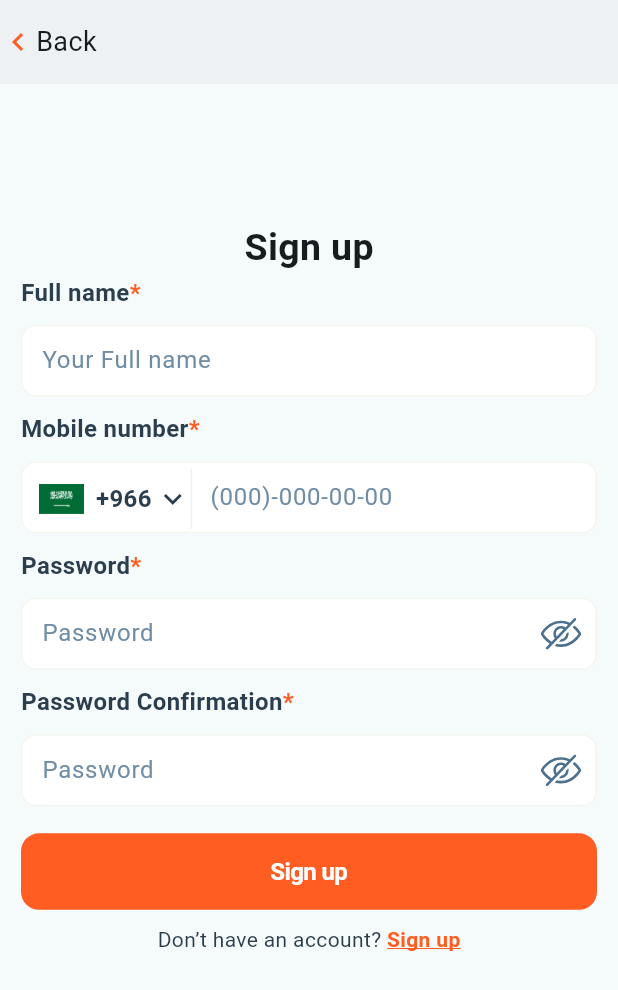
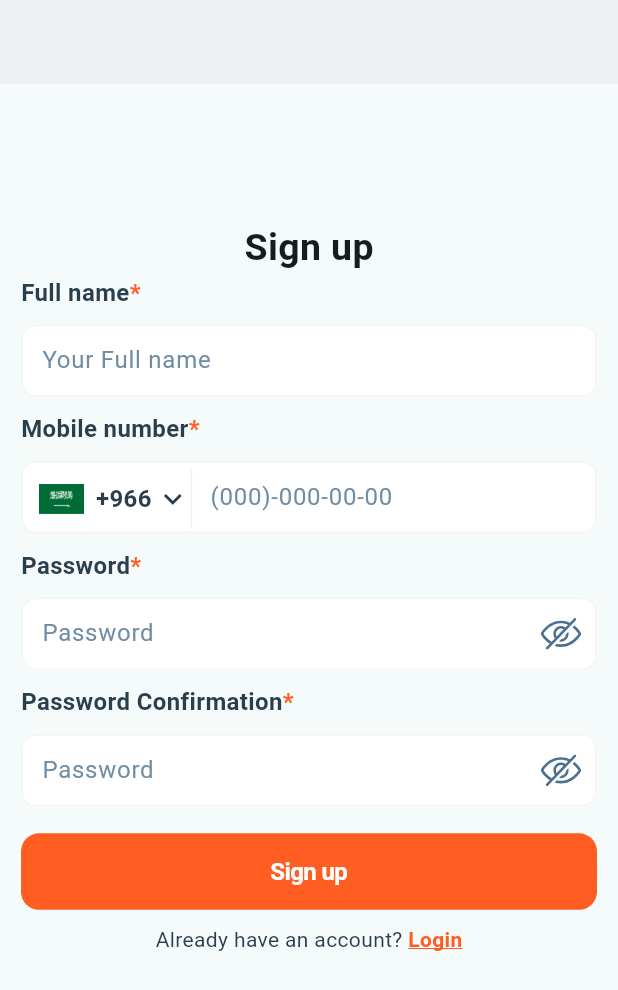
Before and after one commit to ahmed-elmenan/nard_test, a Flutter app: the screen it shows after launch, after a tap on "Next", on a phone screen of 412 x 824 dp. Shown: the top 990 px of the screen. Run offline on Flutter 3.47's test engine with Material 3 defaults, Android fonts, the phone set to English and light mode, and no system bars; our stand-ins replace flutter_riverpod, flutter_svg, get_it, smooth_page_indicator; missing offline and left inert: fluttercontactpicker, phone_numbers_parser; Roboto replaces fonts that are missing (Inter-Regular).

Commit message:
fix routing issues

```diff
--- a/lib/core/consts/record_consts.dart
+++ b/lib/core/consts/record_consts.dart
@@ -13,6 +13,6 @@ final kOnboaridngInfo = [
   )
 ];
 
-({String action, String message}) kBuildMessage(bool isLogin) => isLogin
+({String action, String message}) kBuildMessage(bool isLogin) => !isLogin
     ? (message: "Already have an account?", action: 'Login')
     : (message: "Don’t have an account?", action: 'Sign up');
--- a/lib/features/auth/views/login_view.dart
+++ b/lib/features/auth/views/login_view.dart
@@ -8,7 +8,9 @@ import 'package:nard_test/features/auth/widgets/form_fields_wrapper.dart';
 import 'package:nard_test/features/auth/widgets/login_prompt.dart';
 
 class LoginView extends StatelessWidget {
-  LoginView({super.key});
+  final bool shouldExit;
+
+  LoginView({super.key, this.shouldExit = false});
 
   final formKey = GlobalKey<FormState>();
 
@@ -20,7 +22,7 @@ class LoginView extends StatelessWidget {
   Widget build(BuildContext context) {
     return Form(
       key: formKey,
-      child: FormFieldsWrapper(children: [
+      child: FormFieldsWrapper(shouldExist: shouldExit, children: [
         Text('Login', style: Styles.headerTextStyle),
         const CustomTextField(
           label: 'Mobile number',
--- a/lib/features/auth/views/otp_view.dart
+++ b/lib/features/auth/views/otp_view.dart
@@ -27,10 +27,7 @@ class OTPView extends StatelessWidget {
         ),
         _buildOTPFields(),
         _buildResendCode(),
-        CustomButton(
-            onPressed: () {
-            },
-            text: 'Verify'),
+        CustomButton(onPressed: callback, text: 'Verify'),
       ],
     );
   }
--- a/lib/features/auth/views/password_recovery_veiw.dart
+++ b/lib/features/auth/views/password_recovery_veiw.dart
@@ -23,8 +23,9 @@ class PasswordRecoveryView extends StatelessWidget {
   }
 
   void _redirectToResetPassword(BuildContext context) {
-    Navigator.of(context).push(
-        MaterialPageRoute(builder: (context) => ResetPasswordView()));
+    Navigator.of(context).pushAndRemoveUntil(
+        MaterialPageRoute(builder: (context) => ResetPasswordView()),
+        (Route<dynamic> route) => false);
   }
 
   @override
--- a/lib/features/auth/views/reset_password_view.dart
+++ b/lib/features/auth/views/reset_password_view.dart
@@ -28,7 +28,7 @@ class ResetPasswordView extends StatelessWidget {
 
   void _redirectToSignIn(BuildContext context) {
     Navigator.of(context).pushAndRemoveUntil(
-        MaterialPageRoute(builder: (context) => LoginView()),
+        MaterialPageRoute(builder: (context) => LoginView(shouldExit: true,)),
         (Route<dynamic> route) => false);
   }
 
--- a/lib/features/auth/widgets/form_fields_wrapper.dart
+++ b/lib/features/auth/widgets/form_fields_wrapper.dart
@@ -1,25 +1,38 @@
 import 'package:flutter/material.dart';
+import 'package:flutter/services.dart';
 import 'package:nard_test/core/commons/widgets/action_button.dart';
 import 'package:nard_test/core/commons/widgets/custom_app_bar.dart';
 
 class FormFieldsWrapper extends StatelessWidget {
   final bool isLogin;
+  final bool shouldExist;
   final List<Widget> children;
+
   const FormFieldsWrapper(
-      {super.key, required this.children, this.isLogin = true});
+      {super.key,
+      required this.children,
+      this.isLogin = true,
+      this.shouldExist = true});
 
   @override
   Widget build(BuildContext context) {
     final height = MediaQuery.of(context).size.height;
     final divider = isLogin ? 5 : 9;
 
-    return Scaffold(
+    return PopScope(
+      onPopInvoked: (_) {
+        if (shouldExist) SystemNavigator.pop();
+      },
+      child: Scaffold(
         appBar: CustomAppBar(
-        leading: ActionButton(
-          callback: () => Navigator.of(context).pop(),
+          leading: !shouldExist
+              ? ActionButton(
+                  callback: () =>
+                      Navigator.of(context, rootNavigator: true).pop(),
                   text: 'Back',
                   isNext: false,
-        ),
+                )
+              : const SizedBox(),
         ),
         body: SingleChildScrollView(
             child: Padding(
@@ -30,6 +43,7 @@ class FormFieldsWrapper extends StatelessWidget {
                     ...children
                   ]),
                 ))),
+      ),
     );
   }
 }
--- a/lib/features/auth/widgets/login_prompt.dart
+++ b/lib/features/auth/widgets/login_prompt.dart
@@ -16,7 +16,7 @@ class LoginPrompt extends StatelessWidget {
   }
 
   void _didTapAction(BuildContext context) {
-    final view = isLoginSection ? LoginView() : RegisterView();
+    final view = isLoginSection ? RegisterView() : LoginView();
 
     Navigator.of(context).push(MaterialPageRoute(builder: (context) => view));
   }
--- a/lib/features/onboarding/views/on_boarding.dart
+++ b/lib/features/onboarding/views/on_boarding.dart
@@ -29,7 +29,9 @@ class OnBoarding extends StatelessWidget {
           )
         ],
       ),
-      body: Column(
+      body: Center(
+        child: SingleChildScrollView(
+          child: Column(
             mainAxisAlignment: MainAxisAlignment.center,
             children: [
               SizedBox(
@@ -55,6 +57,8 @@ class OnBoarding extends StatelessWidget {
                     dotColor: Color(0xFF87a0b3)),
               ),
             ],
+          ),
+        ),
       ),
     );
   }
```
Also changed, not shown: lib/features/auth/views/register_view.dart (+13 -4 lines), lib/features/auth/widgets/forgot_password.dart (+12 -1 lines). Lines whose indentation alone changed are shown as unchanged.
